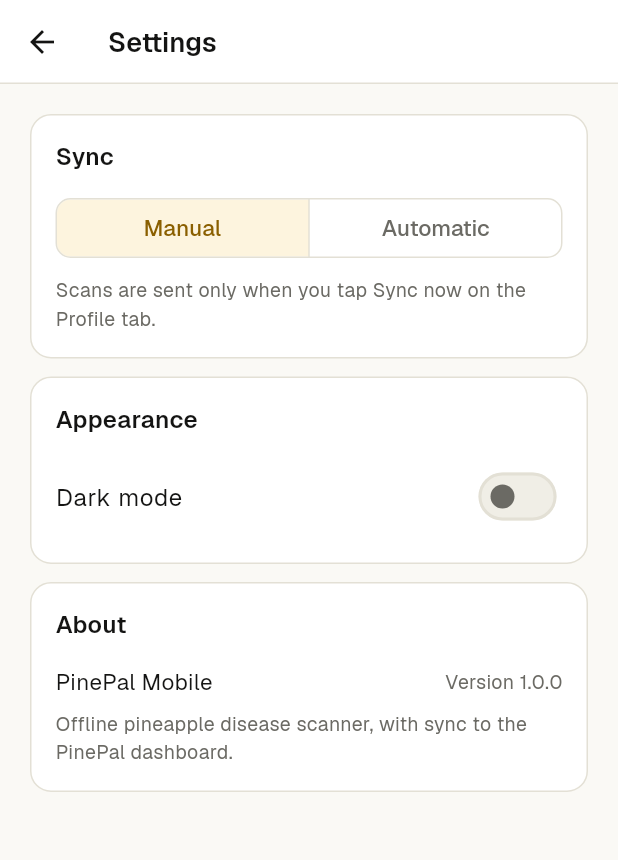
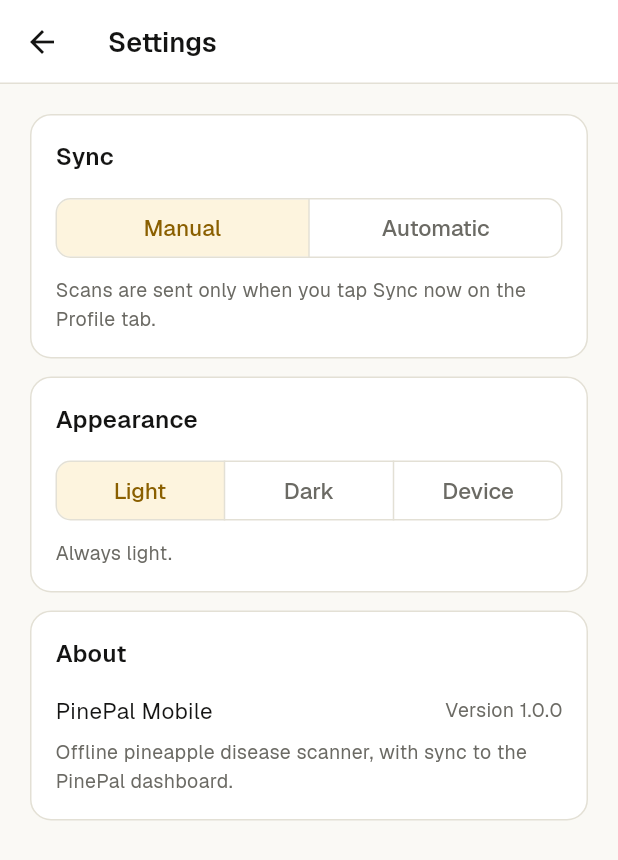
Before and after one commit to ethanbueno/pinepal_mobile, a Flutter app: the SettingsScreen screen opened directly, on a phone screen of 412 x 824 dp. Shown: the top 860 px of the screen. Run offline on Flutter 3.47's test engine with Material 3 defaults, Android fonts, the phone set to English and light mode, and no system bars; our stand-ins replace camera, connectivity_plus, flutter_map, flutter_secure_storage, geolocator, image_picker and 5 more; missing offline and left inert: flutter_litert; accounts and stored records are empty.

Commit message:
Settings: appearance can be Light, Dark or Device
Co-Authored-By: Claude Opus 5.5 <noreply@anthropic.com>

```diff
--- a/lib/screens/home_screen.dart
+++ b/lib/screens/home_screen.dart
@@ -470,7 +470,8 @@ class _ThemeToggle extends StatelessWidget {
     final dark = Theme.of(context).brightness == Brightness.dark;
     return IconButton(
       tooltip: dark ? 'Switch to light mode' : 'Switch to dark mode',
-      onPressed: ThemeController.instance.toggle,
+      onPressed: () =>
+          ThemeController.instance.toggle(Theme.of(context).brightness),
       icon: Icon(dark ? Icons.light_mode_outlined : Icons.dark_mode_outlined),
       style: IconButton.styleFrom(
         side: BorderSide(color: context.colors.line),
--- a/lib/screens/settings_screen.dart
+++ b/lib/screens/settings_screen.dart
@@ -126,12 +126,26 @@ class _SettingsScreenState extends State<SettingsScreen> {
     return SectionCard(
       title: 'Appearance',
       children: [
-        SwitchListTile(
-          contentPadding: EdgeInsets.zero,
-          title: const Text('Dark mode'),
-          value: _theme.value == ThemeMode.dark,
-          onChanged: (_) => _theme.toggle(),
+        SizedBox(
+          width: double.infinity,
+          child: SegmentedButton<ThemeMode>(
+            showSelectedIcon: false,
+            segments: const [
+              ButtonSegment(value: ThemeMode.light, label: Text('Light')),
+              ButtonSegment(value: ThemeMode.dark, label: Text('Dark')),
+              ButtonSegment(value: ThemeMode.system, label: Text('Device')),
+            ],
+            selected: {_theme.value},
+            onSelectionChanged: (selection) => _theme.setMode(selection.first),
+          ),
         ),
+        const SizedBox(height: 8),
+        Text(switch (_theme.value) {
+          ThemeMode.light => 'Always light.',
+          ThemeMode.dark => 'Always dark.',
+          ThemeMode.system =>
+            'Follows your phone: light or dark, the same as its setting.',
+        }, style: TextStyle(color: context.colors.textMuted, fontSize: 13)),
       ],
     );
   }
```
Also changed, not shown: lib/theme/theme_controller.dart (+15 -7 lines), 1 other file.
